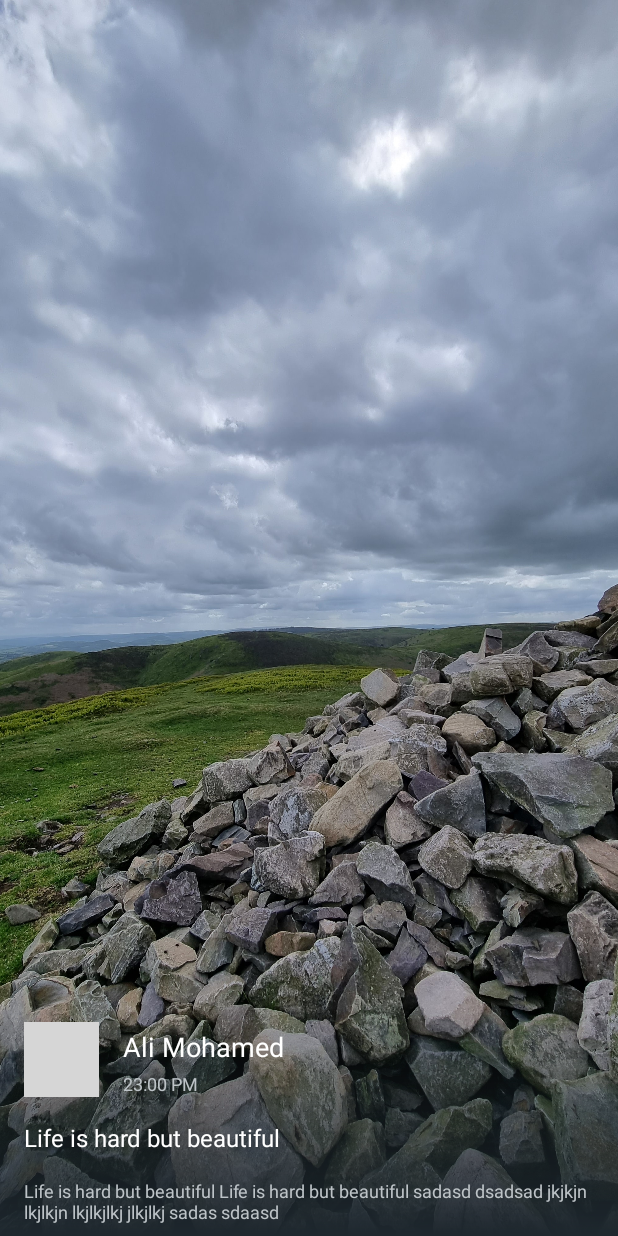
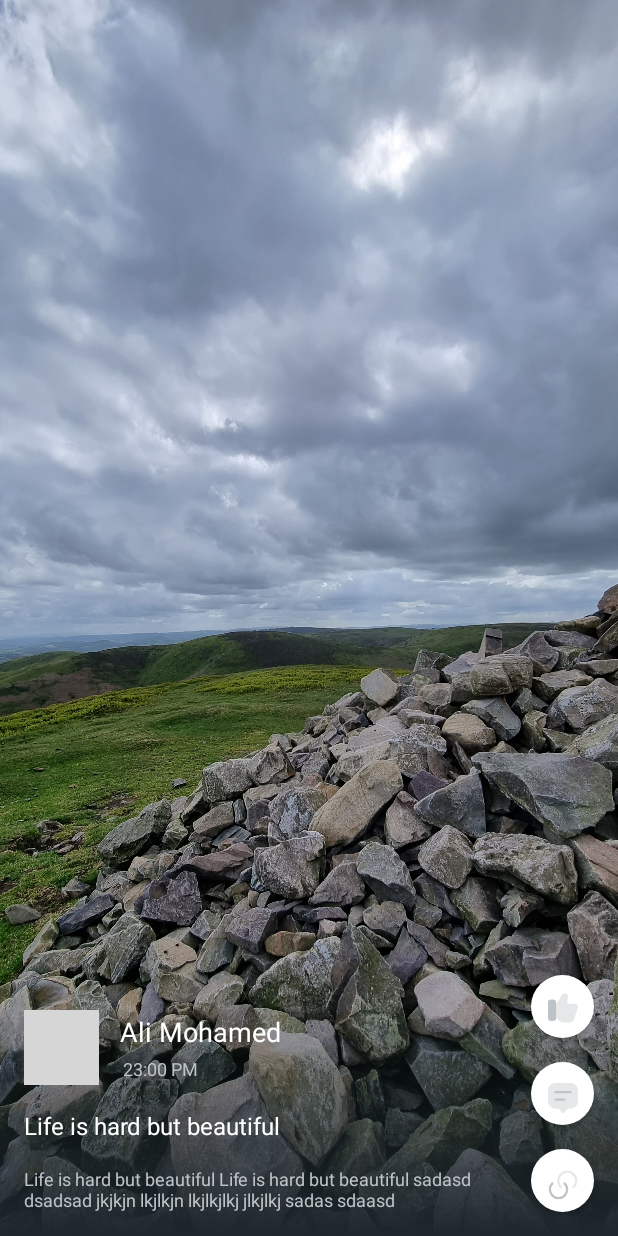
Before and after one commit to Karrar-Mohammed/MikMok_app, an Android app: the layout item_video_player.xml on its own in the app's theme, with its tools: preview values and no code run, on a phone screen of 412 x 824 dp. Run offline under Robolectric (Android 15) with nearby library versions, the phone set to English and light mode, and no system bars; grey boxes are pictures that could not be loaded.

Commit message:
finish home view ui

```diff
--- /dev/null
+++ b/app/src/main/res/drawable/like.xml
@@ -0,0 +1,14 @@
+<vector xmlns:android="http://schemas.android.com/apk/res/android"
+    android:width="24dp"
+    android:height="24dp"
+    android:viewportWidth="24"
+    android:viewportHeight="24">
+  <path
+      android:pathData="M21.651,10.03C21.261,9.47 20.571,9.15 19.781,9.15H15.681C15.411,9.15 15.161,9.04 14.991,8.84C14.811,8.64 14.741,8.36 14.781,8.07L15.291,4.79C15.511,3.81 14.861,2.71 13.881,2.38C12.971,2.04 11.901,2.5 11.471,3.15L7.251,9.42L7.131,9.62V18.46L7.281,18.61L10.451,21.06C10.871,21.48 11.821,21.71 12.491,21.71H16.391C17.731,21.71 19.081,20.7 19.381,19.47L21.841,11.98C22.101,11.27 22.031,10.58 21.651,10.03Z"
+      android:strokeAlpha="0.4"
+      android:fillColor="#292D32"
+      android:fillAlpha="0.4"/>
+  <path
+      android:pathData="M5.21,6.38H4.18C2.63,6.38 2,6.98 2,8.46V18.52C2,20 2.63,20.6 4.18,20.6H5.21C6.76,20.6 7.39,20 7.39,18.52V8.46C7.39,6.98 6.76,6.38 5.21,6.38Z"
+      android:fillColor="#292D32"/>
+</vector>
--- /dev/null
+++ b/app/src/main/res/drawable/link_2.xml
@@ -0,0 +1,22 @@
+<vector xmlns:android="http://schemas.android.com/apk/res/android"
+    android:width="24dp"
+    android:height="24dp"
+    android:viewportWidth="24"
+    android:viewportHeight="24">
+  <path
+      android:pathData="M13.06,10.94C15.31,13.19 15.31,16.83 13.06,19.07C10.81,21.31 7.17,21.32 4.93,19.07C2.69,16.82 2.68,13.18 4.93,10.94"
+      android:strokeLineJoin="round"
+      android:strokeWidth="1.5"
+      android:fillColor="#00000000"
+      android:strokeColor="#292D32"
+      android:strokeLineCap="round"/>
+  <path
+      android:pathData="M10.591,13.41C8.251,11.07 8.251,7.27 10.591,4.92C12.931,2.57 16.731,2.58 19.081,4.92C21.431,7.26 21.421,11.06 19.081,13.41"
+      android:strokeAlpha="0.4"
+      android:strokeLineJoin="round"
+      android:strokeWidth="1.5"
+      android:fillColor="#00000000"
+      android:strokeColor="#292D32"
+      android:fillAlpha="0.4"
+      android:strokeLineCap="round"/>
+</vector>
--- /dev/null
+++ b/app/src/main/res/drawable/message_text.xml
@@ -0,0 +1,17 @@
+<vector xmlns:android="http://schemas.android.com/apk/res/android"
+    android:width="24dp"
+    android:height="24dp"
+    android:viewportWidth="24"
+    android:viewportHeight="24">
+  <path
+      android:pathData="M2,12.97V6.99C2,4.23 4.24,2 7,2H17C19.76,2 22,4.23 22,6.99V13.97C22,16.72 19.76,18.95 17,18.95H15.5C15.19,18.95 14.89,19.1 14.7,19.35L13.2,21.34C12.54,22.22 11.46,22.22 10.8,21.34L9.3,19.35C9.14,19.13 8.78,18.95 8.5,18.95H7C4.24,18.95 2,16.72 2,13.97V12.97Z"
+      android:strokeAlpha="0.4"
+      android:fillColor="#292D32"
+      android:fillAlpha="0.4"/>
+  <path
+      android:pathData="M17,8.75H7C6.59,8.75 6.25,8.41 6.25,8C6.25,7.59 6.59,7.25 7,7.25H17C17.41,7.25 17.75,7.59 17.75,8C17.75,8.41 17.41,8.75 17,8.75Z"
+      android:fillColor="#292D32"/>
+  <path
+      android:pathData="M13,13.75H7C6.59,13.75 6.25,13.41 6.25,13C6.25,12.59 6.59,12.25 7,12.25H13C13.41,12.25 13.75,12.59 13.75,13C13.75,13.41 13.41,13.75 13,13.75Z"
+      android:fillColor="#292D32"/>
+</vector>
--- /dev/null
+++ b/app/src/main/res/drawable/send.xml
@@ -0,0 +1,17 @@
+<vector xmlns:android="http://schemas.android.com/apk/res/android"
+    android:width="24dp"
+    android:height="24dp"
+    android:viewportWidth="24"
+    android:viewportHeight="24">
+  <path
+      android:pathData="M7.11,5.96L16.13,2.95C20.18,1.6 22.38,3.81 21.04,7.86L18.03,16.88C16.01,22.95 12.69,22.95 10.67,16.88L9.78,14.2L7.1,13.31C1.04,11.3 1.04,7.99 7.11,5.96Z"
+      android:strokeAlpha="0.4"
+      android:fillColor="#292D32"
+      android:fillAlpha="0.4"/>
+  <path
+      android:pathData="M12.119,11.63L15.929,7.81Z"
+      android:fillColor="#292D32"/>
+  <path
+      android:pathData="M12.12,12.38C11.931,12.38 11.741,12.31 11.59,12.16C11.3,11.87 11.3,11.39 11.59,11.1L15.391,7.28C15.681,6.99 16.16,6.99 16.451,7.28C16.74,7.57 16.74,8.05 16.451,8.34L12.651,12.16C12.5,12.3 12.311,12.38 12.12,12.38Z"
+      android:fillColor="#292D32"/>
+</vector>
--- a/app/src/main/res/layout/item_video_player.xml
+++ b/app/src/main/res/layout/item_video_player.xml
@@ -33,11 +33,11 @@
         android:id="@+id/text_name_person"
         android:layout_width="wrap_content"
         android:layout_height="wrap_content"
-        android:layout_marginStart="82dp"
-        android:layout_marginBottom="110dp"
+        android:layout_marginStart="80dp"
+        android:layout_marginBottom="120dp"
+        android:paddingBottom="4dp"
         android:text="Ali Mohamed"
         android:textColor="#ffffff"
-        android:paddingBottom="4dp"
         android:textSize="18sp"
         app:fontStyle="normal"
         app:layout_constraintBottom_toBottomOf="@+id/my_video_player"
@@ -48,6 +48,7 @@
         android:layout_width="wrap_content"
         android:layout_height="wrap_content"
         android:layout_marginStart="82dp"
+        android:layout_marginBottom="16dp"
         android:text="23:00 PM"
         android:textColor="@color/grey"
         android:textSize="12sp"
@@ -71,16 +72,19 @@
 
     <TextView
         android:id="@+id/text_description"
-        android:layout_width="wrap_content"
+        android:layout_width="300dp"
         android:layout_height="wrap_content"
+        android:layout_gravity="start"
+        android:layout_marginStart="16dp"
+        android:layout_marginEnd="11dp"
+        android:layout_marginBottom="16dp"
         android:lines="2"
-        android:layout_marginBottom="8dp"
-        android:paddingHorizontal="16dp"
         android:text="Life is hard but beautiful Life is hard but beautiful sadasd dsadsad jkjkjn lkjlkjn lkjlkjlkj jlkjlkj sadas sdaasd"
         android:textColor="@color/grey"
         android:textSize="12sp"
         app:layout_constraintBottom_toBottomOf="@+id/my_video_player"
-        app:layout_constraintEnd_toEndOf="parent"
+        app:layout_constraintEnd_toStartOf="@+id/materialButton"
+        app:layout_constraintHorizontal_bias="0.0"
         app:layout_constraintStart_toStartOf="parent"
         tools:ignore="MissingConstraints" />
 
@@ -95,50 +99,66 @@
         android:src="@drawable/image_person"
         app:layout_constraintBottom_toTopOf="@+id/text_title"
         app:layout_constraintStart_toStartOf="parent"
-        app:shapeAppearanceOverlay="@style/ShapeAppearanceOverlay.App.rounded"
+        app:shapeAppearanceOverlay="@style/ShapeAppearanceOverlay.App.rounded.image"
         />
 
 
+    <com.google.android.material.button.MaterialButton
+        android:layout_width="42dp"
+        android:layout_height="42dp"
+        android:layout_marginEnd="16dp"
+        android:layout_marginBottom="16dp"
+        android:insetTop="0dp"
+        android:insetBottom="0dp"
+        app:backgroundTint="@android:color/white"
+        app:icon="@drawable/like"
+        app:iconGravity="textTop"
+        android:paddingTop="10dp"
+        app:iconTint="@color/grey"
+        app:layout_constraintBottom_toTopOf="@+id/materialButton2"
+        app:layout_constraintEnd_toEndOf="parent"
+        app:shapeAppearanceOverlay="@style/ShapeAppearanceOverlay.App.rounded.button"
+        tools:ignore="MissingConstraints" />
 
-    <!--    <Button-->
-    <!--        android:layout_width="38dp"-->
-    <!--        android:layout_height="38dp"-->
-    <!--        android:insetTop="0dp"-->
-    <!--        android:insetBottom="0dp"-->
-    <!--        android:src="@drawable/ic_baseline_send"-->
-    <!--        android:textColor="@color/grey"-->
-    <!--        app:backgroundTint="@android:color/white"-->
-    <!--        app:shapeAppearanceOverlay="@style/ShapeAppearanceOverlay.App.rounded"-->
-    <!--        tools:ignore="MissingConstraints"-->
-    <!--        tools:layout_editor_absoluteX="357dp"-->
-    <!--        tools:layout_editor_absoluteY="509dp" />-->
+    <com.google.android.material.button.MaterialButton
+        android:id="@+id/materialButton"
+        android:layout_width="42dp"
+        android:layout_height="42dp"
+        android:layout_marginEnd="16dp"
+        android:layout_marginBottom="16dp"
+        android:insetTop="0dp"
+        android:insetBottom="0dp"
+        android:textColor="@color/grey"
+        app:backgroundTint="@android:color/white"
+        app:icon="@drawable/link_2"
+        app:iconGravity="textTop"
+        android:paddingTop="12dp"
+        app:iconSize="24dp"
+        app:iconTint="@color/grey"
+        app:layout_constraintBottom_toBottomOf="parent"
+        app:layout_constraintEnd_toEndOf="parent"
+        app:shapeAppearanceOverlay="@style/ShapeAppearanceOverlay.App.rounded.button"
+        tools:ignore="MissingConstraints" />
 
-    <!--    <com.google.android.material.button.MaterialButton-->
-    <!--        android:layout_width="38dp"-->
-    <!--        android:layout_height="38dp"-->
-    <!--        android:insetTop="0dp"-->
-    <!--        android:insetBottom="0dp"-->
-    <!--        android:text="A"-->
-    <!--        android:textColor="@color/grey"-->
-    <!--        app:backgroundTint="@android:color/white"-->
-    <!--        app:shapeAppearanceOverlay="@style/ShapeAppearanceOverlay.App.rounded"-->
-    <!--        tools:ignore="MissingConstraints"-->
-    <!--        tools:layout_editor_absoluteX="357dp"-->
-    <!--        tools:layout_editor_absoluteY="621dp" />-->
-
-    <!--    <com.google.android.material.button.MaterialButton-->
-    <!--        android:layout_width="38dp"-->
-    <!--        android:layout_height="38dp"-->
-    <!--        android:insetTop="0dp"-->
-    <!--        android:insetBottom="0dp"-->
-    <!--        android:text="A"-->
-    <!--        android:textColor="@color/grey"-->
-    <!--        app:backgroundTint="@android:color/white"-->
-    <!--        app:shapeAppearanceOverlay="@style/ShapeAppearanceOverlay.App.rounded"-->
-    <!--        tools:ignore="MissingConstraints"-->
-    <!--        tools:layout_editor_absoluteX="357dp"-->
-    <!--        tools:layout_editor_absoluteY="570dp" />-->
-
+    <com.google.android.material.button.MaterialButton
+        android:id="@+id/materialButton2"
+        android:layout_width="42dp"
+        android:layout_height="42dp"
+        android:layout_marginEnd="16dp"
+        android:layout_marginBottom="16dp"
+        android:insetTop="0dp"
+        android:insetBottom="0dp"
+        android:paddingTop="12dp"
+        android:gravity="center"
+        android:textColor="@color/grey"
+        app:backgroundTint="@android:color/white"
+        app:icon="@drawable/message_text"
+        app:iconGravity="textTop"
+        app:iconTint="@color/grey"
+        app:layout_constraintBottom_toTopOf="@+id/materialButton"
+        app:layout_constraintEnd_toEndOf="parent"
+        app:shapeAppearanceOverlay="@style/ShapeAppearanceOverlay.App.rounded.button"
+        tools:ignore="MissingConstraints" />
 
 
 </androidx.constraintlayout.widget.ConstraintLayout>
--- a/app/src/main/res/values/themes.xml
+++ b/app/src/main/res/values/themes.xml
@@ -15,8 +15,11 @@
         <item name="android:windowTranslucentStatus">true</item>
         <item name="android:windowTranslucentNavigation">true</item>
     </style>
-    <style name="ShapeAppearanceOverlay.App.rounded" parent="">
+    <style name="ShapeAppearanceOverlay.App.rounded.image" parent="">
         <item name="cornerSize">12%</item>
+    </style>
+    <style name="ShapeAppearanceOverlay.App.rounded.button" parent="">
+        <item name="cornerSize">50%</item>
     </style>
 
 </resources>
```
